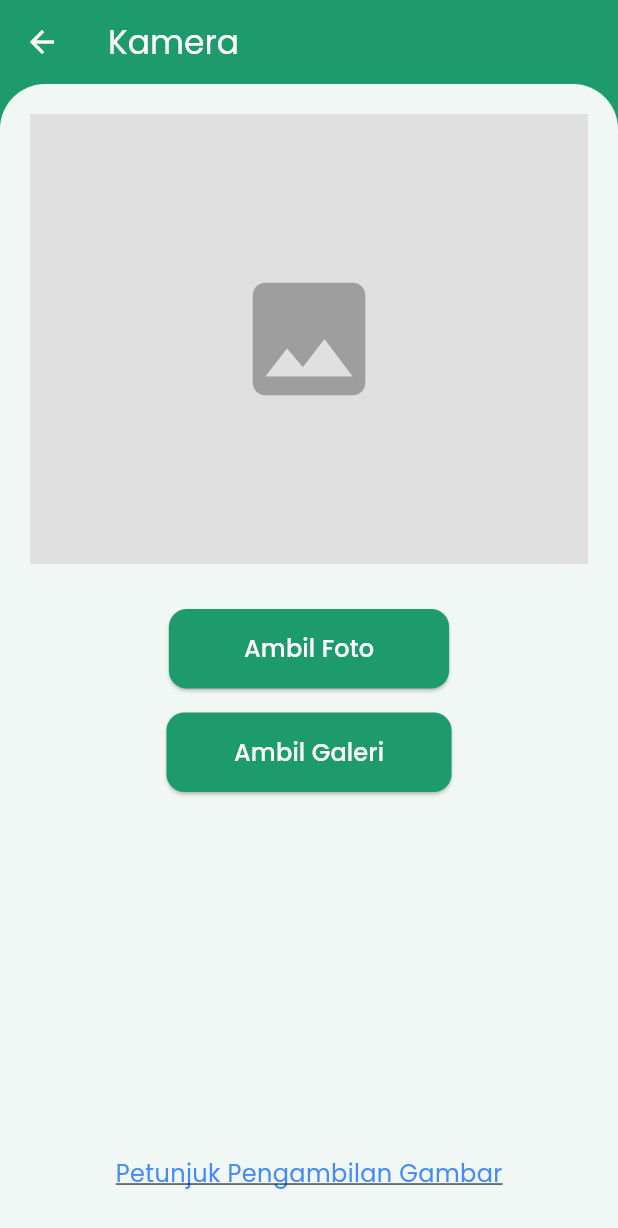
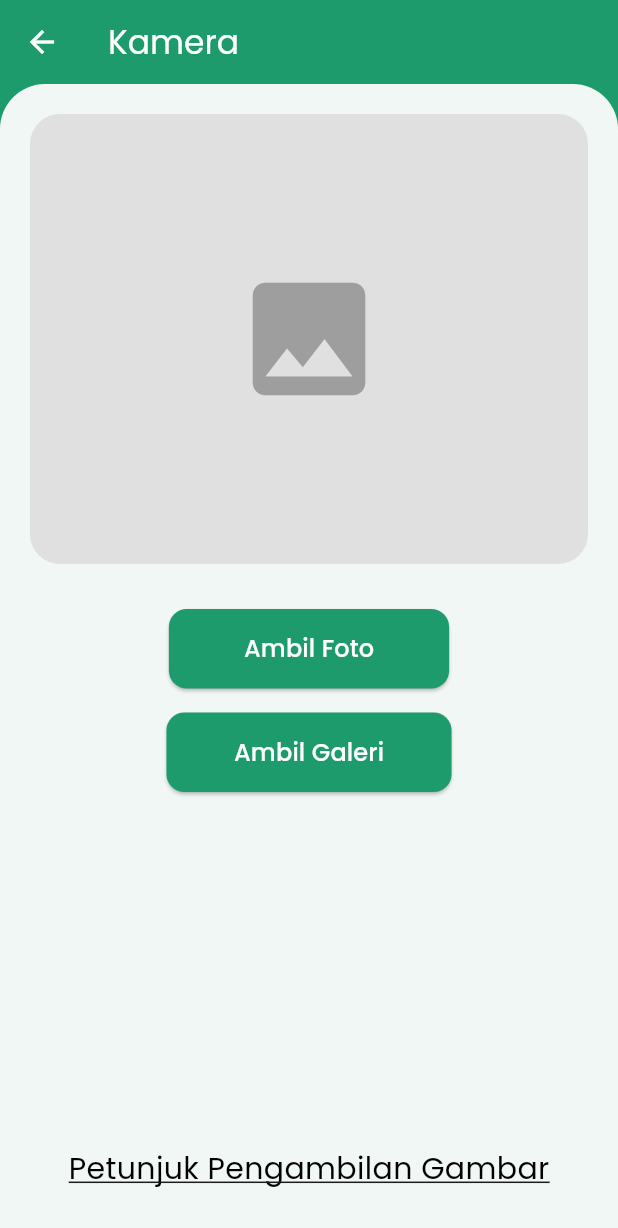
Before and after one commit to hafizarmill/stress_detection, a Flutter app: the Kamera screen opened directly, on a phone screen of 412 x 824 dp. Shown: the top 1228 px of the screen. Run offline on Flutter 3.47's test engine with Material 3 defaults, Android fonts, the phone set to English and light mode, and no system bars; our stand-ins replace google_fonts, image_picker; missing offline and left inert: google_mlkit_face_detection, tflite_flutter.

Commit message:
update bu maya

```diff
--- a/lib/pages/ambil_foto/kamera.dart
+++ b/lib/pages/ambil_foto/kamera.dart
@@ -3,45 +3,33 @@ import 'package:flutter/material.dart';
 import 'package:image_picker/image_picker.dart';
 import 'package:tes/utils/tflite_helper.dart';
 import 'package:google_mlkit_face_detection/google_mlkit_face_detection.dart';
-import 'package:image/image.dart'
-    as img;
+import 'package:image/image.dart' as img;
 import 'package:intl/intl.dart';
+import 'package:intl/date_symbol_data_local.dart';
 import 'package:provider/provider.dart';
 import 'package:tes/utils/riwayat_provider.dart';
 import 'package:tes/utils/riwayat_item.dart';
 import 'package:path_provider/path_provider.dart';
 import 'package:tes/pages/petunjuk/petunjuk.dart';
 
-class Kamera
-    extends StatefulWidget {
+class Kamera extends StatefulWidget {
   @override
-  _KameraPageState createState() =>
-      _KameraPageState();
+  _KameraPageState createState() => _KameraPageState();
 }
 
-class _KameraPageState
-    extends State<Kamera> {
-  File?
-      _imageFile;
-  final ImagePicker
-      _picker =
-      ImagePicker();
-  String
-      _status =
-      "";
-  bool
-      _loading =
-      false;
+class _KameraPageState extends State<Kamera> {
+  File? _imageFile;
+  final ImagePicker _picker = ImagePicker();
+  String _status = "";
+  bool _loading = false;
 
-  late final FaceDetector
-      _faceDetector;
+  late final FaceDetector _faceDetector;
 
   @override
-  void
-      initState() {
+  void initState() {
     super.initState();
-    _faceDetector =
-        FaceDetector(
+    initializeDateFormatting('id', null);
+    _faceDetector = FaceDetector(
       options: FaceDetectorOptions(
         enableContours: false,
         enableClassification: false,
@@ -51,22 +39,18 @@ class _KameraPageState
   }
 
   @override
-  void
-      dispose() {
+  void dispose() {
     _faceDetector.close();
     super.dispose();
   }
 
-  Future<void>
-      ambilFoto() async {
-    final pickedFile =
-        await _picker.pickImage(
+  Future<void> ambilFoto() async {
+    final pickedFile = await _picker.pickImage(
       source: ImageSource.camera,
       preferredCameraDevice: CameraDevice.front,
     );
 
-    if (pickedFile !=
-        null) {
+    if (pickedFile != null) {
       setState(() {
         _loading = true;
         _status = "";
@@ -75,13 +59,10 @@ class _KameraPageState
     }
   }
 
-  Future<void>
-      ambilDariGaleri() async {
-    final pickedFile =
-        await _picker.pickImage(source: ImageSource.gallery);
+  Future<void> ambilDariGaleri() async {
+    final pickedFile = await _picker.pickImage(source: ImageSource.gallery);
 
-    if (pickedFile !=
-        null) {
+    if (pickedFile != null) {
       setState(() {
         _loading = true;
         _status = "";
@@ -90,8 +71,7 @@ class _KameraPageState
     }
   }
 
-  Future<void>
-      _deteksiStress(File image) async {
+  Future<void> _deteksiStress(File image) async {
     try {
       final inputImage = InputImage.fromFile(image);
       final faces = await _faceDetector.processImage(inputImage);
@@ -134,24 +114,26 @@ class _KameraPageState
 
       final tfliteHelper = TFLiteHelper();
       final hasil = await tfliteHelper.classifyImage(croppedFile);
+
       final label = hasil.entries.reduce((a, b) => a.value > b.value ? a : b);
+      final confidence = (label.value * 100).toStringAsFixed(2);
 
-      final jam = DateFormat.Hm().format(now);
-      final tanggal = DateFormat('dd MMMM yyyy').format(now);
+      final jam = DateFormat.Hm('id').format(now);
+      final tanggal = DateFormat('dd MMMM yyyy', 'id').format(now);
       final warna = label.key == "Stres" ? Colors.red : Colors.green;
 
       final item = RiwayatItem(
         gambar: croppedFile,
         jam: jam,
         tanggal: tanggal,
-        status: label.key,
+        status: "${label.key} ($confidence%)",
         warna: warna,
       );
 
       Provider.of<RiwayatProvider>(context, listen: false).tambahRiwayat(item);
 
       setState(() {
-        _status = label.key;
+        _status = "${label.key} ($confidence%)";
         _loading = false;
       });
     } catch (e) {
@@ -163,8 +145,7 @@ class _KameraPageState
   }
 
   @override
-  Widget
-      build(BuildContext context) {
+  Widget build(BuildContext context) {
     return Scaffold(
       backgroundColor: const Color(0xFF1D9B6C),
       appBar: AppBar(
@@ -185,35 +166,64 @@ class _KameraPageState
         ),
         child: Column(
           children: [
-            Container(
-              height: 300,
-              width: double.infinity,
-              color: Colors.grey[300],
-              child: _imageFile == null ? Center(child: Icon(Icons.image, size: 100, color: Colors.grey[500])) : Image.file(_imageFile!, fit: BoxFit.cover),
+            ClipRRect(
+              borderRadius: BorderRadius.circular(20), // sudut melengkung kotak
+              child: Container(
+                height: 300,
+                width: double.infinity,
+                color: Colors.grey[300],
+                child: _imageFile == null
+                    ? Center(
+                        child: Icon(
+                          Icons.image,
+                          size: 100,
+                          color: Colors.grey[500],
+                        ),
+                      )
+                    : Image.file(
+                        _imageFile!,
+                        fit: BoxFit.cover,
+                        width: double.infinity,
+                        height: double.infinity,
+                      ),
+              ),
             ),
             const SizedBox(height: 30),
             ElevatedButton(
               onPressed: ambilFoto,
               style: ElevatedButton.styleFrom(
                 backgroundColor: const Color(0xFF1D9B6C),
-                shape: RoundedRectangleBorder(borderRadius: BorderRadius.circular(12)),
-                padding: const EdgeInsets.symmetric(horizontal: 50, vertical: 15),
+                shape: RoundedRectangleBorder(
+                    borderRadius: BorderRadius.circular(12)),
+                padding:
+                    const EdgeInsets.symmetric(horizontal: 50, vertical: 15),
               ),
-              child: const Text("Ambil Foto", style: TextStyle(color: Colors.white, fontSize: 16)),
+              child: const Text("Ambil Foto",
+                  style: TextStyle(color: Colors.white, fontSize: 16)),
             ),
             const SizedBox(height: 16),
             ElevatedButton(
               onPressed: ambilDariGaleri,
               style: ElevatedButton.styleFrom(
-
                 backgroundColor: const Color(0xFF1D9B6C),
-                shape: RoundedRectangleBorder(borderRadius: BorderRadius.circular(12)),
-                padding: const EdgeInsets.symmetric(horizontal: 45, vertical: 15),
+                shape: RoundedRectangleBorder(
+                    borderRadius: BorderRadius.circular(12)),
+                padding:
+                    const EdgeInsets.symmetric(horizontal: 45, vertical: 15),
               ),
-              child: const Text("Ambil Galeri", style: TextStyle(color: Colors.white, fontSize: 16)),
+              child: const Text("Ambil Galeri",
+                  style: TextStyle(color: Colors.white, fontSize: 16)),
             ),
             const SizedBox(height: 16),
-            if (_loading) const CircularProgressIndicator(),
+            if (_loading)
+              const Text(
+                "Sedang di Proses ...",
+                style: TextStyle(
+                  fontSize: 16,
+                  fontWeight: FontWeight.w500,
+                  color: Colors.black54,
+                ),
+              ),
             if (_status.isNotEmpty)
               Column(
                 children: [
@@ -221,7 +231,9 @@ class _KameraPageState
                     "Status: $_status",
                     style: TextStyle(
                       fontSize: 20,
-                      color: _status == "Stres" ? Colors.red : Colors.green,
+                      color: _status.contains("Stres")
+                          ? Colors.red
+                          : Colors.green,
                       fontWeight: FontWeight.bold,
                     ),
                   ),
@@ -236,8 +248,8 @@ class _KameraPageState
               child: const Text(
                 "Petunjuk Pengambilan Gambar",
                 style: TextStyle(
-                  fontSize: 16,
-                  color: Colors.blueAccent,
+                  fontSize: 20,
+                  color: Color.fromARGB(255, 0, 0, 0),
                   decoration: TextDecoration.underline,
                 ),
               ),
--- a/lib/utils/riwayat_provider.dart
+++ b/lib/utils/riwayat_provider.dart
@@ -73,6 +73,12 @@ class RiwayatProvider
     notifyListeners();
   }
 
+  void hapusSemuaRiwayat() {
+  _riwayatList.clear();
+  simpanRiwayatKeFile(); // kalau kamu menyimpan riwayat di file
+  notifyListeners();
+}
+
   Future<void>
       muatRiwayatDariFile() async {
     try {
--- a/pubspec.yaml
+++ b/pubspec.yaml
@@ -74,6 +74,7 @@ flutter:
     - assets/gambar/
     - assets/model/model_stress.tflite
     - assets/model/label.txt
+    - assets/gambar/petunjuk.png
 
   # An image asset can refer to one or more resolution-specific "variants", see
   # https://flutter.dev/to/resolution-aware-images
```
Also changed, not shown: lib/pages/beranda/beranda.dart (+87 -70 lines), lib/pages/disclaimer/disclaimer.dart (added, +32 -0 lines), lib/pages/petunjuk/petunjuk.dart (+15 -11 lines), lib/pages/riwayat/detail riwayat/detail_riwayat.dart (+37 -19 lines), lib/pages/riwayat/riwayat.dart (+94 -36 lines), assets/gambar/petunjuk.png (added), flutter_01.png (added), flutter_02.png (added).
